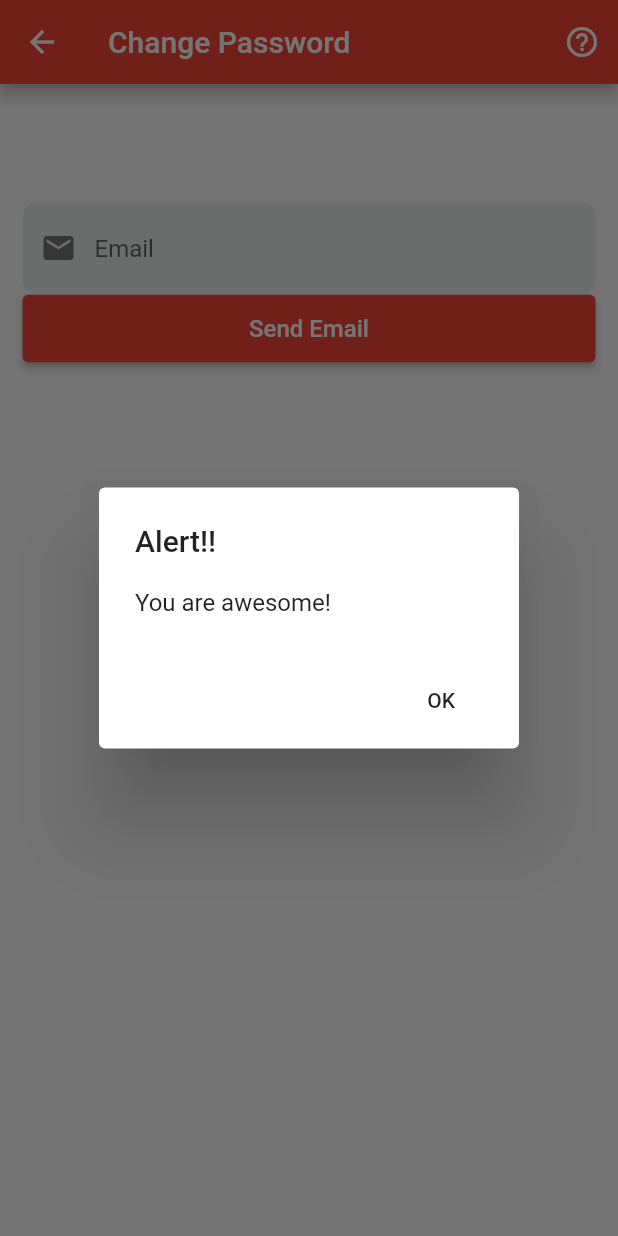
After one commit to AndhikaK/chatapp, a Flutter app: the ChangePassword screen opened directly, after a tap on the "help outline" icon, on a phone screen of 412 x 824 dp. The commit adds this screen. Run offline on Flutter 3.47's test engine with Material 2 defaults, Android fonts, the phone set to English and light mode, and no system bars; our stand-ins replace bubble, firebase_auth, firebase_core; accounts and stored records are empty.

Commit message:
sign in, sign out, sign up

```diff
--- /dev/null
+++ b/lib/pages/change_password_page.dart
@@ -0,0 +1,84 @@
+import 'package:flutter/material.dart';
+
+class ChangePassword extends StatelessWidget {
+  @override
+  Widget build(BuildContext context) {
+    return Scaffold(
+      appBar: AppBar(
+        title: Text("Change Password"),
+        backgroundColor: Colors.red,
+        actions: [
+          IconButton(
+              icon: Icon(Icons.help_outline_rounded),
+              onPressed: () async {
+                await _showDialog(context);
+              }),
+        ],
+      ),
+      body: SingleChildScrollView(
+        child: Container(
+          // height: MediaQuery.of(context).size.height * 1 / 2,
+          padding: EdgeInsets.fromLTRB(15, 80, 15, 50),
+          child: Column(
+            children: [
+              TextField(
+                keyboardType: TextInputType.emailAddress,
+                decoration: InputDecoration(
+                  border: OutlineInputBorder(
+                    borderRadius: BorderRadius.circular(8.0),
+                    borderSide: BorderSide.none,
+                  ),
+                  filled: true,
+                  fillColor: Color(0xFFe7edeb),
+                  hintText: "Email",
+                  prefixIcon: Icon(
+                    Icons.email,
+                    color: Colors.grey[600],
+                  ),
+                ),
+              ),
+              Expanded(child: SizedBox()),
+              Container(
+                width: double.infinity,
+                // ignore: deprecated_member_use
+                child: ElevatedButton(
+                  onPressed: () {},
+                  // color: Colors.red,
+                  style: ButtonStyle(
+                      backgroundColor: MaterialStateProperty.all(Colors.red)),
+                  child: Padding(
+                    padding: const EdgeInsets.symmetric(vertical: 13.0),
+                    child: Text(
+                      "Send Email",
+                      style: TextStyle(color: Colors.white, fontSize: 16.0),
+                    ),
+                  ),
+                ),
+              ),
+            ],
+          ),
+        ),
+      ),
+    );
+  }
+}
+
+Future _showDialog(BuildContext context) async {
+  showDialog(
+    context: context,
+    builder: (BuildContext context) {
+      return AlertDialog(
+        title: new Text("Alert!!"),
+        content: new Text("You are awesome!"),
+        actions: <Widget>[
+          new FlatButton(
+            child: new Text("OK"),
+            onPressed: () {
+              Navigator.of(context).pop();
+            },
+          ),
+        ],
+      );
+    },
+  );
+}
--- a/lib/pages/home_screen.dart
+++ b/lib/pages/home_screen.dart
@@ -12,6 +12,7 @@ class HomeScreen extends StatefulWidget {
 class _HomeScreenState extends State<HomeScreen> {
   @override
   Widget build(BuildContext context) {
+    // setState(() {});
     return Scaffold(
       floatingActionButton: FloatingActionButton(
         elevation: 5,
--- a/lib/pages/settings_page.dart
+++ b/lib/pages/settings_page.dart
@@ -1,5 +1,6 @@
 import 'package:chatapp/pages/edit_detail_page.dart';
 import 'package:chatapp/pages/welcome_page.dart';
+import 'package:chatapp/service/auth.dart';
 import 'package:flutter/material.dart';
 
 class SettingPage extends StatelessWidget {
@@ -37,8 +38,9 @@ class SettingPage extends StatelessWidget {
                 leading: Icon(Icons.logout),
                 title: Text('Logout'),
                 onTap: () {
-                  Navigator.push(context,
-                      MaterialPageRoute(builder: (context) => WelcomePage()));
+                  Auth().logOut(context);
+                  /* Navigator.push(context,
+                      MaterialPageRoute(builder: (context) => WelcomePage())); */
                 },
               ),
             )
--- /dev/null
+++ b/lib/service/auth.dart
@@ -0,0 +1,82 @@
+import 'package:firebase_auth/firebase_auth.dart';
+import 'package:flutter/cupertino.dart';
+
+class Auth {
+  final FirebaseAuth auth = FirebaseAuth.instance;
+
+  //FirebaseApp helloApp = Firebase.app('Hello Apps');
+
+  signUp(String email, String password, BuildContext buildContext) async {
+    try {
+      UserCredential userCredential = await FirebaseAuth.instance
+          .createUserWithEmailAndPassword(email: email, password: password);
+
+      // Navigator.pop(context);
+      User userDetail = userCredential.user;
+      print("berhasil daftar");
+    } on FirebaseAuthException catch (e) {
+      if (e.code == 'weak-password') {
+        print('The password provided is too weak.');
+      } else if (e.code == 'email-already-in-use') {
+        print('The account already exists for that email.');
+      }
+    } catch (e) {
+      print(e);
+    }
+  }
+
+  Future<String> signIn(
+      String email, String password, BuildContext buildContext) async {
+    try {
+      await FirebaseAuth.instance
+          .signInWithEmailAndPassword(email: email, password: password);
+      Future.delayed(const Duration(milliseconds: 500), () {
+        RestartWidget.restartApp(buildContext);
+      });
+    } on FirebaseAuthException catch (e) {
+      if (e.code == 'user-not-found') {
+        print('No user found for that email.');
+      } else if (e.code == 'wrong-password') {
+        print('Wrong password provided for that user.');
+      }
+    }
+  }
+
+  Future logOut(BuildContext buildContext) async {
+    await FirebaseAuth.instance.signOut();
+    Future.delayed(const Duration(milliseconds: 500), () {
+      RestartWidget.restartApp(buildContext);
+    });
+  }
+}
+
+class RestartWidget extends StatefulWidget {
+  RestartWidget({this.child});
+
+  final Widget child;
+
+  static void restartApp(BuildContext context) {
+    context.findAncestorStateOfType<_RestartWidgetState>().restartApp();
+  }
+
+  @override
+  _RestartWidgetState createState() => _RestartWidgetState();
+}
+
+class _RestartWidgetState extends State<RestartWidget> {
+  Key key = UniqueKey();
+
+  void restartApp() {
+    setState(() {
+      key = UniqueKey();
+    });
+  }
+
+  @override
+  Widget build(BuildContext context) {
+    return KeyedSubtree(
+      key: key,
+      child: widget.child,
+    );
+  }
+}
```
Also changed, not shown: lib/checkpage.dart (+13 -1 lines), lib/main.dart (+35 -3 lines), lib/pages/login_page.dart (+21 -4 lines), lib/pages/register_page.dart (+31 -3 lines), lib/service/wrapper.dart (added, +20 -0 lines), pubspec.yaml (+3 -8 lines), pubspec.lock, 3 other files.
